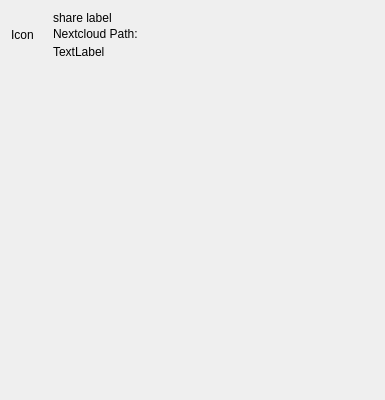
Qt form src/gui/sharedialog.ui (nextcloud/desktop) before a commit.
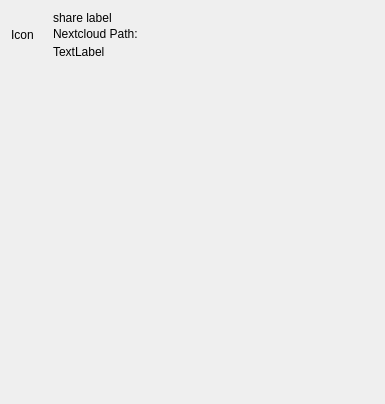
The same form after that commit.

Diff of the .ui file:
```diff
--- a/src/gui/sharedialog.ui
+++ b/src/gui/sharedialog.ui
@@ -7,7 +7,7 @@
     <x>0</x>
     <y>0</y>
     <width>385</width>
-    <height>400</height>
+    <height>404</height>
    </rect>
   </property>
   <property name="sizePolicy">
@@ -195,8 +195,8 @@
          <rect>
           <x>0</x>
           <y>0</y>
-          <width>359</width>
-          <height>320</height>
+          <width>361</width>
+          <height>314</height>
          </rect>
         </property>
         <property name="sizePolicy">
```
